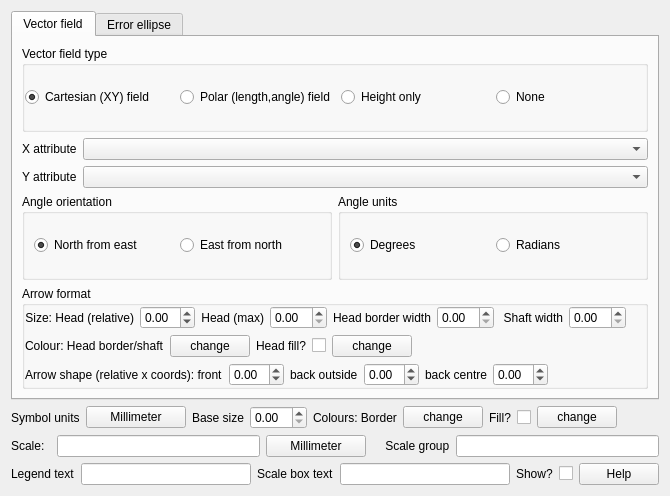
Old version of the form VectorFieldRenderer/Ui_VectorFieldRendererWidget.ui in the repository ccrook/QGIS-VectorFieldRenderer-Plugin.
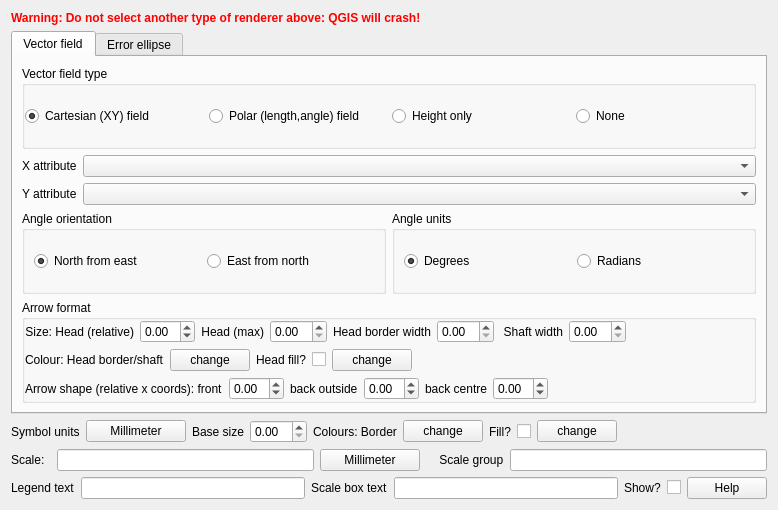
New version of the form. Custom widgets are drawn as their Qt base class.

```diff
--- a/VectorFieldRenderer/Ui_VectorFieldRendererWidget.ui
+++ b/VectorFieldRenderer/Ui_VectorFieldRendererWidget.ui
@@ -6,8 +6,8 @@
    <rect>
     <x>0</x>
     <y>0</y>
-    <width>670</width>
-    <height>496</height>
+    <width>778</width>
+    <height>510</height>
    </rect>
   </property>
   <property name="sizePolicy">
@@ -19,7 +19,57 @@
   <property name="windowTitle">
    <string>Form</string>
   </property>
-  <layout class="QVBoxLayout" name="verticalLayout_4" stretch="0,0,0,0">
+  <layout class="QVBoxLayout" name="verticalLayout_4" stretch="0,0,0,0,0">
+   <item>
+    <widget class="QLabel" name="uCrashWarning">
+     <property name="palette">
+      <palette>
+       <active>
+        <colorrole role="WindowText">
+         <brush brushstyle="SolidPattern">
+          <color alpha="255">
+           <red>255</red>
+           <green>0</green>
+           <blue>0</blue>
+          </color>
+         </brush>
+        </colorrole>
+       </active>
+       <inactive>
+        <colorrole role="WindowText">
+         <brush brushstyle="SolidPattern">
+          <color alpha="255">
+           <red>255</red>
+           <green>0</green>
+           <blue>0</blue>
+          </color>
+         </brush>
+        </colorrole>
+       </inactive>
+       <disabled>
+        <colorrole role="WindowText">
+         <brush brushstyle="SolidPattern">
+          <color alpha="255">
+           <red>159</red>
+           <green>158</green>
+           <blue>158</blue>
+          </color>
+         </brush>
+        </colorrole>
+       </disabled>
+      </palette>
+     </property>
+     <property name="font">
+      <font>
+       <weight>75</weight>
+       <bold>true</bold>
+      </font>
+     </property>
+     <property name="text">
+      <string>Warning: Do not select another type of renderer above: QGIS will crash!</string>
+     </property>
+    </widget>
+   </item>
    <item>
     <widget class="QTabWidget" name="uTabManager">
      <property name="currentIndex">
```
Left out of the diff: 2 changed lines with no effect on the pictures.
